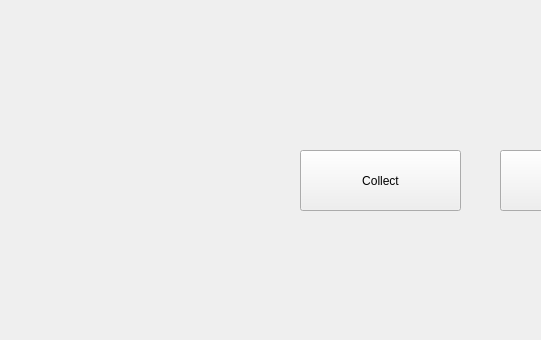
Qt form DatabaseLoader/src/mainwindow.ui (storst1/FootballManager) before a commit; both pictures show x 0 to 541 and y 0 to 340 of the 800 by 600 pixel window.
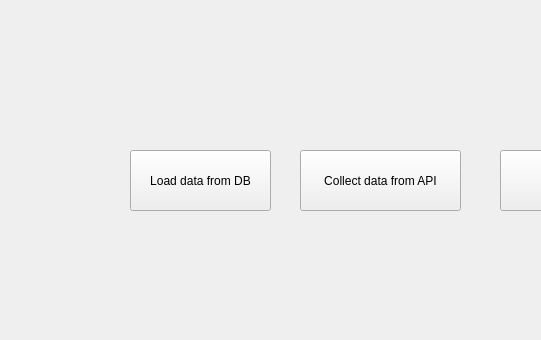
The same form after that commit.

Commit message: Improving data storage

Patch:
```diff
--- a/DatabaseLoader/src/mainwindow.ui
+++ b/DatabaseLoader/src/mainwindow.ui
@@ -24,7 +24,7 @@
      </rect>
     </property>
     <property name="text">
-     <string>Collect</string>
+     <string>Collect data from API</string>
     </property>
    </widget>
    <widget class="QPushButton" name="pushButton_2">
@@ -40,6 +40,19 @@
      <string>Save</string>
     </property>
    </widget>
+   <widget class="QPushButton" name="pushButton_3">
+    <property name="geometry">
+     <rect>
+      <x>130</x>
+      <y>150</y>
+      <width>141</width>
+      <height>61</height>
+     </rect>
+    </property>
+    <property name="text">
+     <string>Load data from DB</string>
+    </property>
+   </widget>
   </widget>
   <widget class="QMenuBar" name="menubar">
    <property name="geometry">
```
Left out of the diff: 2 changed lines with no effect on the pictures. The commit also changes 15 other files.
